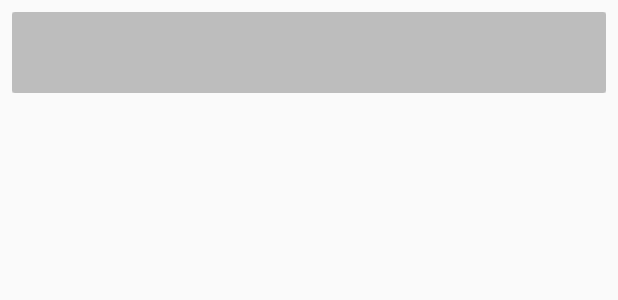
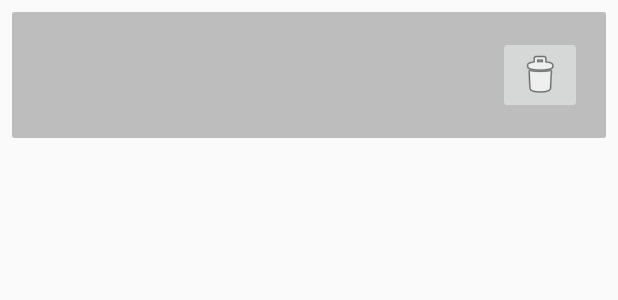
Before and after one commit to foxraf3d/MyNorthApp, an Android app: the layout item.xml on its own in the app's theme, with its tools: preview values and no code run, on a phone screen of 412 x 824 dp. Shown: the top 300 px of the screen. Run offline under Robolectric (Android 15) with nearby library versions, the phone set to English and light mode, and no system bars.

```diff
--- a/app/src/main/java/Adapter/TipoContaAdapter.java
+++ b/app/src/main/java/Adapter/TipoContaAdapter.java
@@ -1,11 +1,14 @@
 package Adapter;
 
+import android.content.DialogInterface;
 import android.support.annotation.NonNull;
+import android.support.v7.app.AlertDialog;
 import android.support.v7.widget.RecyclerView;
 import android.view.LayoutInflater;
 import android.view.View;
 import android.view.ViewGroup;
 import android.widget.TextView;
+import android.widget.Toast;
 
 import com.projetofragmento.pc_rafael.mynorthapp.R;
 
@@ -30,7 +33,7 @@ public class TipoContaAdapter extends RecyclerView.Adapter<TipoContaAdapter.Tipo
     }
 
     @Override
-    public void onBindViewHolder(@NonNull TipoContaViewHolder tipoContaViewHolder, int i) {
+    public void onBindViewHolder(@NonNull final TipoContaViewHolder tipoContaViewHolder, int i) {
         tipoContaViewHolder.tipoConta.setText(listaTipoConta.get(i).getTipoConta());
     }
 
--- a/app/src/main/java/DAL/CriaBanco.java
+++ b/app/src/main/java/DAL/CriaBanco.java
@@ -4,9 +4,9 @@ import android.content.Context;
 import android.database.sqlite.SQLiteDatabase;
 import android.database.sqlite.SQLiteOpenHelper;
 
-import Helper.Define_Tabela;
+import helper.Define_Tabela;
 
-import static Helper.Define_Tabela.*;
+import static helper.Define_Tabela.*;
 
 public class CriaBanco extends SQLiteOpenHelper {
 
--- a/app/src/main/java/com/projetofragmento/pc_rafael/mynorthapp/CadastrarActivity.java
+++ b/app/src/main/java/com/projetofragmento/pc_rafael/mynorthapp/CadastrarActivity.java
@@ -10,7 +10,7 @@ import android.widget.Toast;
 
 import Controller.UsuarioController;
 import Entities.UsuarioEntity;
-import Helper.Util;
+import helper.Util;
 
 public class CadastrarActivity extends AppCompatActivity {
 
--- a/app/src/main/res/layout/item.xml
+++ b/app/src/main/res/layout/item.xml
@@ -21,6 +21,13 @@
                 android:id="@+id/cv_tipoConta"
                 android:textSize="16dp"/>
 
+            <ImageButton
+                android:layout_width="wrap_content"
+                android:layout_height="wrap_content"
+                android:id="@+id/btnDelete"
+                android:layout_alignParentRight="true"
+                android:src="@android:drawable/ic_menu_delete"/>
+
         </RelativeLayout>
     </android.support.v7.widget.CardView>
 </LinearLayout>
```
Also changed, not shown: app/src/main/java/Controller/TipoContaController.java (+4 -4 lines), app/src/main/java/Controller/UsuarioController.java (+5 -5 lines).
